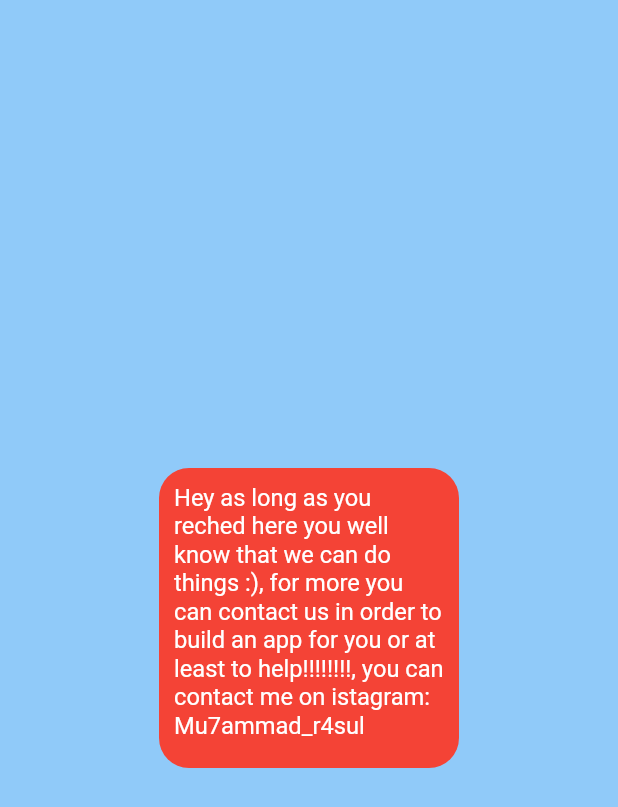
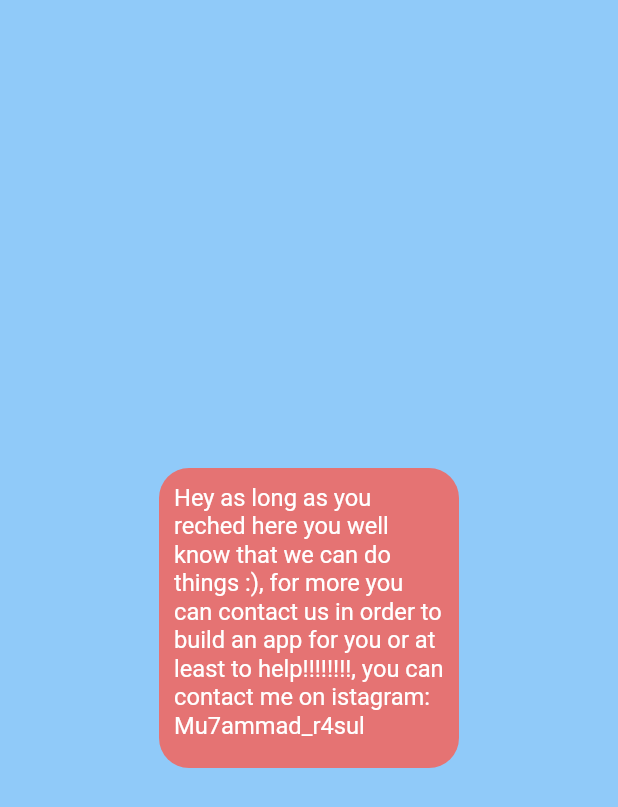
Before and after one commit to Mu7ammadRasul/FlutterApp, a Flutter app: the screen it shows after launch, on a phone screen of 412 x 824 dp. Shown: the top 807 px of the screen. Run offline on Flutter 3.47's test engine with Material 2 defaults, Android fonts, the phone set to English and light mode, and no system bars.

Commit message:
color changed for the coontainer basha bra

```diff
--- a/lib/main.dart
+++ b/lib/main.dart
@@ -27,7 +27,7 @@ void main()=> runApp(
            style:TextStyle(color: Colors.white, fontSize: 15.8)
         )),
         decoration:BoxDecoration(
-          color: Colors.red,
+          color: Colors.red[300],
   borderRadius: BorderRadius.circular(20)
         )
       )
```
